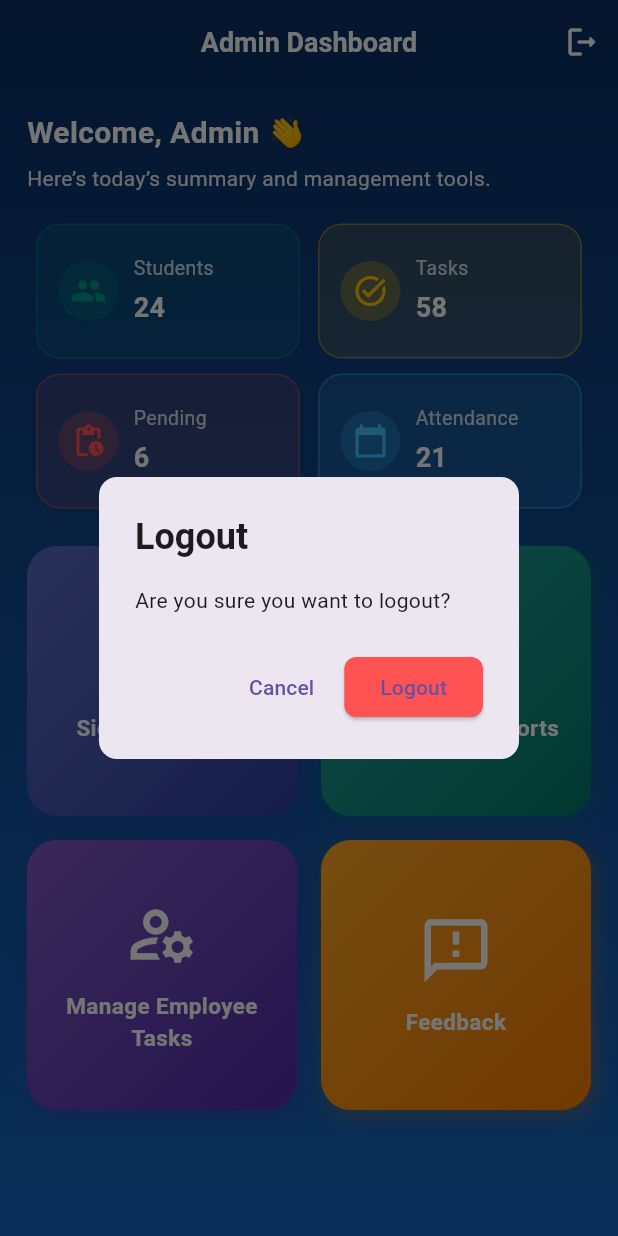
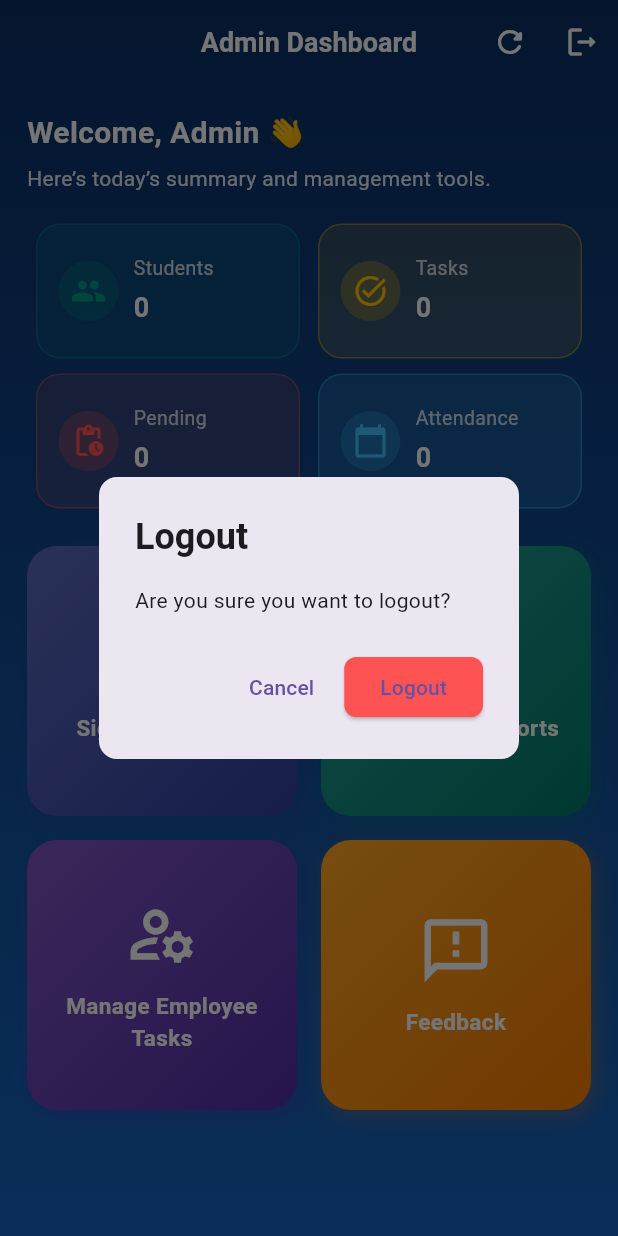
Before and after one commit to gy4an/logmate, a Flutter app: the AdminDashboardScreen screen opened directly, after a tap on the "logout" icon, on a phone screen of 412 x 824 dp. Run offline on Flutter 3.47's test engine with Material 3 defaults, Android fonts, the phone set to English and light mode, and no system bars; our stand-ins replace shared_preferences, signature; accounts and stored records are empty.

Commit message:
modify teh dashboard for admin

```diff
--- a/main/lib/screens/admin_dashboard_screen.dart
+++ b/main/lib/screens/admin_dashboard_screen.dart
@@ -1,35 +1,84 @@
+import 'dart:convert';
 import 'package:flutter/material.dart';
+import 'package:shared_preferences/shared_preferences.dart';
 import 'package:main/screens/admin_feedback_list_screen.dart';
 import 'package:main/screens/admin_signature_screen.dart';
 import 'package:main/screens/admin_analytics_screen.dart';
 import 'package:main/screens/manage_employee_tasks_screen.dart';
 import 'package:main/screens/login_screen.dart';
 
-class AdminDashboardScreen extends StatelessWidget {
+class AdminDashboardScreen extends StatefulWidget {
   const AdminDashboardScreen({super.key});
+
+  @override
+  State<AdminDashboardScreen> createState() => _AdminDashboardScreenState();
+}
+
+class _AdminDashboardScreenState extends State<AdminDashboardScreen> {
+  int _studentCount = 0;
+  int _taskCount = 0;
+  int _pendingCount = 0;
+  int _attendanceCount = 0;
+
+  @override
+  void initState() {
+    super.initState();
+    _loadSummaryData();
+  }
+
+  Future<void> _loadSummaryData() async {
+    final prefs = await SharedPreferences.getInstance();
+    final keys = prefs.getKeys();
+
+    int totalTasks = 0;
+    int pendingTasks = 0;
+    int attendance = 0;
+    int students = 0;
+
+    for (String key in keys) {
+      if (key.startsWith("tasks_")) {
+        students++;
+        final String? jsonData = prefs.getString(key);
+        if (jsonData != null) {
+          final List<dynamic> tasks = jsonDecode(jsonData);
+
+          totalTasks += tasks.length;
+
+          for (var t in tasks) {
+            if (t is Map<String, dynamic>) {
+              final status = t['status'] ?? 'Pending';
+              final hours = double.tryParse(t['hours']?.toString() ?? '0') ?? 0;
+
+              if (status != 'Completed') pendingTasks++;
+              if (hours > 0) attendance++;
+            }
+          }
+        }
+      }
+    }
+
+    setState(() {
+      _studentCount = students;
+      _taskCount = totalTasks;
+      _pendingCount = pendingTasks;
+      _attendanceCount = attendance;
+    });
+  }
 
   Future<bool> _showLogoutDialog(BuildContext context) async {
     final result = await showDialog<bool>(
       context: context,
       builder: (context) => AlertDialog(
         shape: RoundedRectangleBorder(borderRadius: BorderRadius.circular(12)),
-        title: const Text(
-          "Logout",
-          style: TextStyle(fontWeight: FontWeight.bold),
-        ),
+        title: const Text("Logout", style: TextStyle(fontWeight: FontWeight.bold)),
         content: const Text("Are you sure you want to logout?"),
         actions: [
-          TextButton(
-            onPressed: () => Navigator.pop(context, false),
-            child: const Text("Cancel"),
-          ),
+          TextButton(onPressed: () => Navigator.pop(context, false), child: const Text("Cancel")),
           ElevatedButton(
             onPressed: () => Navigator.pop(context, true),
             style: ElevatedButton.styleFrom(
               backgroundColor: Colors.redAccent,
-              shape: RoundedRectangleBorder(
-                borderRadius: BorderRadius.circular(8),
-              ),
+              shape: RoundedRectangleBorder(borderRadius: BorderRadius.circular(8)),
             ),
             child: const Text("Logout"),
           ),
@@ -37,6 +86,50 @@ class AdminDashboardScreen extends StatelessWidget {
       ),
     );
     return result ?? false;
+  }
+
+  Widget summaryCard(String title, String value, Color color, IconData icon) {
+    return Expanded(
+      child: Container(
+        height: 90,
+        margin: const EdgeInsets.symmetric(horizontal: 6),
+        decoration: BoxDecoration(
+          color: color.withOpacity(0.15),
+          borderRadius: BorderRadius.circular(16),
+          border: Border.all(color: color.withOpacity(0.4)),
+        ),
+        child: Padding(
+          padding: const EdgeInsets.symmetric(horizontal: 14, vertical: 12),
+          child: Row(
+            children: [
+              CircleAvatar(
+                backgroundColor: color.withOpacity(0.25),
+                child: Icon(icon, color: color),
+              ),
+              const SizedBox(width: 10),
+              Column(
+                crossAxisAlignment: CrossAxisAlignment.start,
+                mainAxisAlignment: MainAxisAlignment.center,
+                children: [
+                  Text(title,
+                      style: TextStyle(
+                        color: Colors.white.withOpacity(0.8),
+                        fontSize: 13,
+                      )),
+                  const SizedBox(height: 4),
+                  Text(value,
+                      style: const TextStyle(
+                        color: Colors.white,
+                        fontSize: 18,
+                        fontWeight: FontWeight.bold,
+                      )),
+                ],
+              )
+            ],
+          ),
+        ),
+      ),
+    );
   }
 
   Widget dashboardCard({
@@ -88,50 +181,6 @@ class AdminDashboardScreen extends StatelessWidget {
     );
   }
 
-  Widget summaryCard(String title, String value, Color color, IconData icon) {
-    return Expanded(
-      child: Container(
-        height: 90,
-        margin: const EdgeInsets.symmetric(horizontal: 6),
-        decoration: BoxDecoration(
-          color: color.withOpacity(0.15),
-          borderRadius: BorderRadius.circular(16),
-          border: Border.all(color: color.withOpacity(0.4)),
-        ),
-        child: Padding(
-          padding: const EdgeInsets.symmetric(horizontal: 14, vertical: 12),
-          child: Row(
-            children: [
-              CircleAvatar(
-                backgroundColor: color.withOpacity(0.25),
-                child: Icon(icon, color: color),
-              ),
-              const SizedBox(width: 10),
-              Column(
-                crossAxisAlignment: CrossAxisAlignment.start,
-                mainAxisAlignment: MainAxisAlignment.center,
-                children: [
-                  Text(title,
-                      style: TextStyle(
-                        color: Colors.white.withOpacity(0.8),
-                        fontSize: 13,
-                      )),
-                  const SizedBox(height: 4),
-                  Text(value,
-                      style: TextStyle(
-                        color: Colors.white,
-                        fontSize: 18,
-                        fontWeight: FontWeight.bold,
-                      )),
-                ],
-              )
-            ],
-          ),
-        ),
-      ),
-    );
-  }
-
   @override
   Widget build(BuildContext context) {
     const darkBlue = Color(0xFF0A2E63);
@@ -150,15 +199,17 @@ class AdminDashboardScreen extends StatelessWidget {
       child: Scaffold(
         extendBodyBehindAppBar: true,
         appBar: AppBar(
-          title: const Text(
-            "Admin Dashboard",
-            style: TextStyle(fontWeight: FontWeight.w600, fontSize: 18),
-          ),
+          title: const Text("Admin Dashboard",
+              style: TextStyle(fontWeight: FontWeight.w600, fontSize: 18)),
           centerTitle: true,
           backgroundColor: Colors.transparent,
           elevation: 0,
           foregroundColor: Colors.white,
           actions: [
+            IconButton(
+              icon: const Icon(Icons.refresh_rounded),
+              onPressed: _loadSummaryData, // 🔄 Manual refresh button
+            ),
             IconButton(
               icon: const Icon(Icons.logout_rounded),
               onPressed: () async {
@@ -187,14 +238,12 @@ class AdminDashboardScreen extends StatelessWidget {
               child: Column(
                 crossAxisAlignment: CrossAxisAlignment.start,
                 children: [
-                  const Text(
-                    "Welcome, Admin 👋",
-                    style: TextStyle(
-                      fontSize: 20,
-                      fontWeight: FontWeight.bold,
-                      color: Colors.white,
-                    ),
-                  ),
+                  const Text("Welcome, Admin 👋",
+                      style: TextStyle(
+                        fontSize: 20,
+                        fontWeight: FontWeight.bold,
+                        color: Colors.white,
+                      )),
                   const SizedBox(height: 6),
                   Text(
                     "Here’s today’s summary and management tools.",
@@ -205,18 +254,18 @@ class AdminDashboardScreen extends StatelessWidget {
                   ),
                   const SizedBox(height: 20),
 
-                  // ✅ Summary Section
+                  // ✅ Dynamic Summary Section
                   Row(
                     children: [
-                      summaryCard("Students", "24", Colors.teal, Icons.people),
-                      summaryCard("Tasks", "58", Colors.amber, Icons.task_alt),
+                      summaryCard("Students", "$_studentCount", Colors.teal, Icons.people),
+                      summaryCard("Tasks", "$_taskCount", Colors.amber, Icons.task_alt),
                     ],
                   ),
                   const SizedBox(height: 10),
                   Row(
                     children: [
-                      summaryCard("Pending", "6", Colors.redAccent, Icons.pending_actions),
-                      summaryCard("Attendance", "21", Colors.lightBlueAccent, Icons.calendar_today),
+                      summaryCard("Pending", "$_pendingCount", Colors.redAccent, Icons.pending_actions),
+                      summaryCard("Attendance", "$_attendanceCount", Colors.lightBlueAccent, Icons.calendar_today),
                     ],
                   ),
                   const SizedBox(height: 25),
@@ -235,9 +284,7 @@ class AdminDashboardScreen extends StatelessWidget {
                           onTap: () {
                             Navigator.push(
                               context,
-                              MaterialPageRoute(
-                                builder: (context) => const AdminSignatureScreen(),
-                              ),
+                              MaterialPageRoute(builder: (context) => const AdminSignatureScreen()),
                             );
                           },
                         ),
@@ -248,9 +295,7 @@ class AdminDashboardScreen extends StatelessWidget {
                           onTap: () {
                             Navigator.push(
                               context,
-                              MaterialPageRoute(
-                                builder: (context) => const AdminAnalyticsScreen(),
-                              ),
+                              MaterialPageRoute(builder: (context) => const AdminAnalyticsScreen()),
                             );
                           },
                         ),
@@ -261,9 +306,7 @@ class AdminDashboardScreen extends StatelessWidget {
                           onTap: () {
                             Navigator.push(
                               context,
-                              MaterialPageRoute(
-                                builder: (context) => const ManageEmployeeTasksScreen(),
-                              ),
+                              MaterialPageRoute(builder: (context) => const ManageEmployeeTasksScreen()),
                             );
                           },
                         ),
@@ -274,9 +317,7 @@ class AdminDashboardScreen extends StatelessWidget {
                           onTap: () {
                             Navigator.push(
                               context,
-                              MaterialPageRoute(
-                                builder: (context) => const AdminFeedbackScreen(),
-                              ),
+                              MaterialPageRoute(builder: (context) => const AdminFeedbackScreen()),
                             );
                           },
                         ),
```
